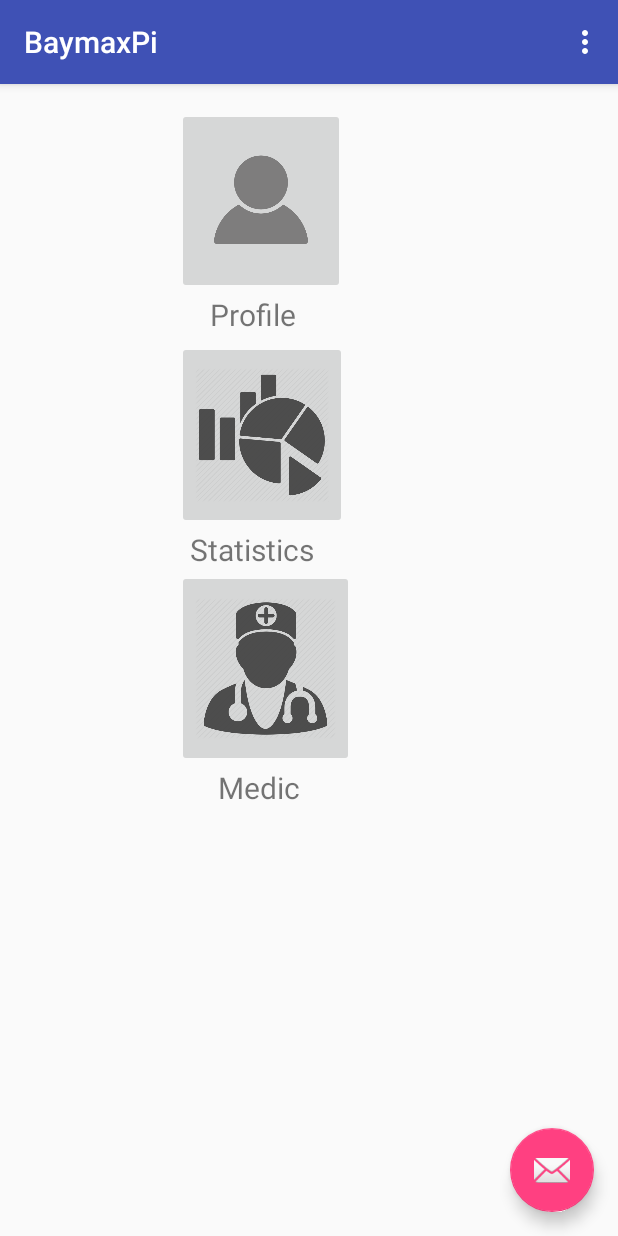
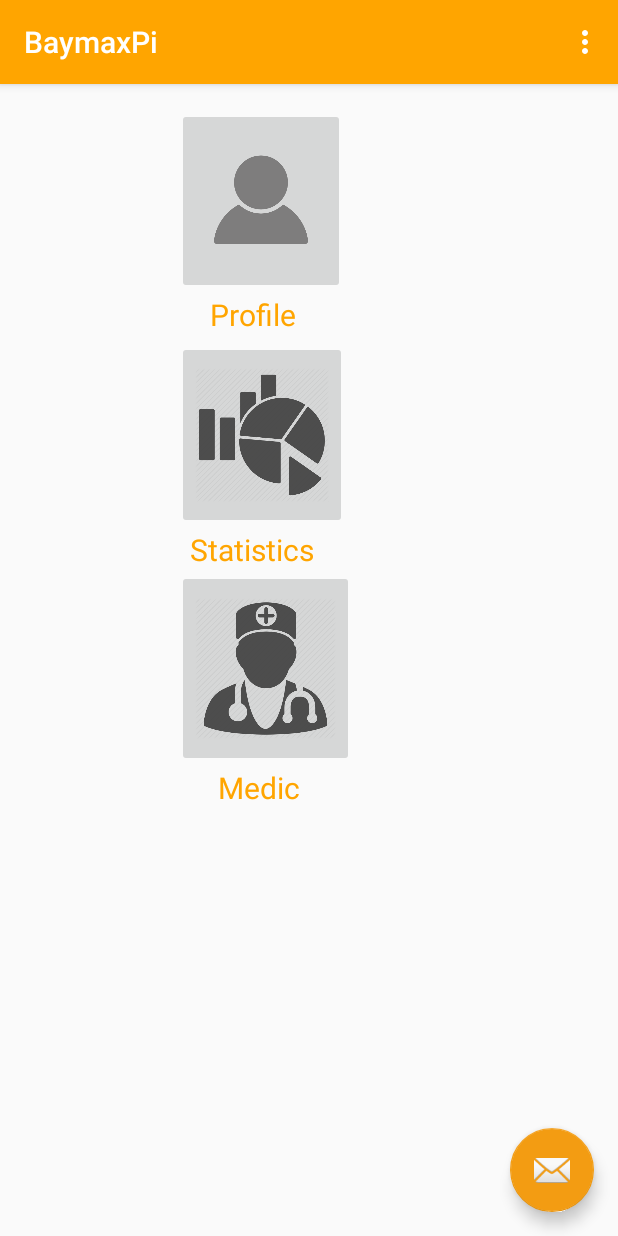
Before and after one commit to cis321/BaymaxPi, an Android app: the screen it shows after launch (MainActivity), on a phone screen of 412 x 824 dp. Run offline under Robolectric (Android 15) with nearby library versions, the phone set to English and light mode, and no system bars; libraries missing offline, so code that uses them is left out: co.edu.uniandes, com.parse; 2 statements that could not run were skipped.

Commit message:
Se creo el completar registro, falta actualizar paciente, estadisticas y crear los docs

```diff
--- a/AndroidApp/app/src/main/java/co/edu/uniandes/baymaxpi/baymaxpi/MainActivity.java
+++ b/AndroidApp/app/src/main/java/co/edu/uniandes/baymaxpi/baymaxpi/MainActivity.java
@@ -4,18 +4,47 @@ import android.content.Intent;
 import android.os.Bundle;
 import android.support.design.widget.FloatingActionButton;
 import android.support.design.widget.Snackbar;
+import android.support.v7.app.AlertDialog;
 import android.support.v7.app.AppCompatActivity;
 import android.support.v7.widget.Toolbar;
 import android.view.View;
 import android.view.Menu;
 import android.view.MenuItem;
+import android.widget.AdapterView;
+
+import com.parse.FindCallback;
+import com.parse.ParseException;
+import com.parse.ParseObject;
+import com.parse.ParseQuery;
+import com.parse.ParseUser;
+
+import java.util.ArrayList;
+import java.util.List;
+
+import co.edu.uniandes.baymaxpi.baymaxpi.Models.Paciente;
 
 public class MainActivity extends AppCompatActivity {
+
+    public final static String TAG = MainActivity.class.getSimpleName();
+    public final static String PACIENTE = "Paciente";
+
+    private Paciente paciente = new Paciente();
+
+
+    private View view;
 
     @Override
     protected void onCreate(Bundle savedInstanceState) {
         super.onCreate(savedInstanceState);
         setContentView(R.layout.activity_main);
+
+        ParseUser currentUser = ParseUser.getCurrentUser();
+        if (currentUser == null){
+            suggestLogin();
+        } else {
+            actualizarPaciente();
+        }
+
         Toolbar toolbar = (Toolbar) findViewById(R.id.toolbar);
         setSupportActionBar(toolbar);
 
@@ -27,6 +56,60 @@ public class MainActivity extends AppCompatActivity {
                         .setAction("Action", null).show();
             }
         });
+    }
+
+    private void actualizarPaciente() {
+        ParseQuery<ParseObject> pacienteQuery = ParseQuery.getQuery("Paciente");
+        pacienteQuery.whereEqualTo("paciente", ParseUser.getCurrentUser());
+        pacienteQuery.findInBackground(new FindCallback<ParseObject>() {
+            @Override
+            public void done(List<ParseObject> parseObjects, ParseException e) {
+                for (ParseObject parseObject : parseObjects){
+
+                    Paciente pac = new Paciente();
+                    pac.setmId(parseObject.getObjectId());
+                    pac.setNombre(parseObject.get("nombre").toString());
+                    pac.setFechaNacimiento(parseObject.get("fecha").toString());
+                    pac.setDireccion(parseObject.get("direccion").toString());
+                    ArrayList<ArrayList<String>> medsList = (ArrayList)parseObject.get("medicamentos");
+                    if (medsList.get(0).get(0).isEmpty())
+                        medsList.get(0).remove(0);
+                    String[] meds = new String[medsList.get(0).size()];
+                    meds = medsList.get(0).toArray(meds);
+                    pac.setMedicamentos(meds);
+
+                    pac.setEmail(parseObject.get("correo").toString());
+                    pac.setGenero(parseObject.get("genero").toString());
+                    pac.setCedula(parseObject.get("cedula").toString());
+                    pac.setEps(parseObject.get("eps").toString());
+
+                    ArrayList<ArrayList<String>> alimentosList = (ArrayList)parseObject.get("alimentos");
+                    if (alimentosList.get(0).get(0).isEmpty())
+                        alimentosList.get(0).remove(0);
+                    String[] alimentos = new String[alimentosList.get(0).size()];
+                    alimentos = alimentosList.get(0).toArray(alimentos);
+                    pac.setAlimentosYBebidas(alimentos);
+
+                    ArrayList<ArrayList<String>> actFisList = (ArrayList)parseObject.get("actividadFisica");
+                    if (actFisList.get(0).get(0).isEmpty())
+                        actFisList.get(0).remove(0);
+                    String[] actFis = new String[actFisList.get(0).size()];
+                    actFis = actFisList.get(0).toArray(alimentos);
+                    pac.setActividadFisica(actFis);
+
+                    paciente = pac;
+                }
+
+            }
+        });
+
+    }
+
+    private void suggestLogin() {
+        AlertDialog.Builder alertDialogBuilder = new AlertDialog.Builder(this);
+        alertDialogBuilder.setPositiveButton("No se encuentra registrado, se sugiere completar su registro", null);
+        AlertDialog ad = alertDialogBuilder.create();
+        ad.show();
     }
 
     @Override
@@ -44,7 +127,9 @@ public class MainActivity extends AppCompatActivity {
         int id = item.getItemId();
 
         //noinspection SimplifiableIfStatement
-        if (id == R.id.action_settings) {
+        if (id == R.id.action_registro) {
+            Intent registroIntent = new Intent(MainActivity.this, RegistroActivity.class);
+            MainActivity.this.startActivity(registroIntent);
             return true;
         }
 
@@ -55,4 +140,6 @@ public class MainActivity extends AppCompatActivity {
         Intent profileIntent = new Intent(MainActivity.this, ProfileActivity.class);
         MainActivity.this.startActivity(profileIntent);
     }
+
+
 }
--- a/AndroidApp/app/src/main/res/layout/activity_main.xml
+++ b/AndroidApp/app/src/main/res/layout/activity_main.xml
@@ -29,6 +29,7 @@
         android:layout_height="wrap_content"
         android:layout_gravity="bottom|end"
         android:layout_margin="@dimen/fab_margin"
+        android:onClick="onBtnRegistroClicked"
         android:src="@android:drawable/ic_dialog_email" />
 
 </android.support.design.widget.CoordinatorLayout>
--- a/AndroidApp/app/src/main/res/layout/content_main.xml
+++ b/AndroidApp/app/src/main/res/layout/content_main.xml
@@ -9,7 +9,7 @@
     android:paddingRight="@dimen/activity_horizontal_margin"
     android:paddingTop="@dimen/activity_vertical_margin"
     app:layout_behavior="@string/appbar_scrolling_view_behavior"
-    tools:context="co.edu.uniandes.baymaxpi.baymaxpi.MainActivity"
+    tools:context=".MainActivity"
     tools:showIn="@layout/activity_main">
 
     <GridLayout
@@ -43,6 +43,7 @@
             android:layout_row="1"
             android:layout_column="1"
             android:textAlignment="center"
+            android:textColor="@color/primary"
             android:textSize="20dp" />
 
         <ImageButton
@@ -62,6 +63,7 @@
             android:layout_row="3"
             android:layout_column="1"
             android:textAlignment="center"
+            android:textColor="@color/primary"
             android:textSize="20dp" />
 
         <ImageButton
@@ -81,6 +83,7 @@
             android:layout_row="5"
             android:layout_column="1"
             android:textAlignment="center"
+            android:textColor="@color/primary"
             android:textSize="20dp" />
 
     </GridLayout>
--- a/AndroidApp/app/src/main/res/menu/menu_main.xml
+++ b/AndroidApp/app/src/main/res/menu/menu_main.xml
@@ -1,10 +1,10 @@
 <menu xmlns:android="http://schemas.android.com/apk/res/android"
     xmlns:app="http://schemas.android.com/apk/res-auto"
     xmlns:tools="http://schemas.android.com/tools"
-    tools:context="co.edu.uniandes.baymaxpi.baymaxpi.MainActivity">
+    tools:context=".MainActivity">
     <item
-        android:id="@+id/action_settings"
+        android:id="@+id/action_registro"
         android:orderInCategory="100"
-        android:title="@string/action_settings"
+        android:title="Completar Registro"
         app:showAsAction="never" />
 </menu>
--- a/AndroidApp/app/src/main/res/values/colors.xml
+++ b/AndroidApp/app/src/main/res/values/colors.xml
@@ -1,6 +1,21 @@
 <?xml version="1.0" encoding="utf-8"?>
 <resources>
-    <color name="colorPrimary">#3F51B5</color>
-    <color name="colorPrimaryDark">#303F9F</color>
-    <color name="colorAccent">#FF4081</color>
+    <color name="input_error">#77ff6155</color>
+
+    <color name="white">#fff</color>
+    <color name="transparent">#00000000</color>
+    <color name="semi_transparent">#67FFFFFF</color>
+    <color name="primary">#FFA500</color>
+    <color name="colorPrimary">#FFA500</color>
+    <color name="primary_dark">#FF4500</color>
+    <color name="colorPrimaryDark">#FF4500</color>
+    <color name="colorAccent">#f39c12</color>
+    <color name="accent_pressed">#d48b18</color>
+    <color name="red_record">#FFD93612</color>
+    <color name="red_record_dark">#FF95280F</color>
+    <color name="input_error_solid">#F44336</color>
+    <color name="mdtp_accent_color">@color/colorAccent</color>
+    <color name="mdtp_accent_color_dark">@color/accent_pressed</color>
+    <color name="male_user_bg">#0091EA</color>
+    <color name="female_user_bg">#FF4081</color>
 </resources>
--- a/AndroidApp/build.gradle
+++ b/AndroidApp/build.gradle
@@ -6,6 +6,7 @@ buildscript {
     }
     dependencies {
         classpath 'com.android.tools.build:gradle:2.1.3'
+
 
         // NOTE: Do not place your application dependencies here; they belong
         // in the individual module build.gradle files
```
Also changed, not shown: AndroidApp/app/build.gradle (+11 -1 lines), AndroidApp/app/src/main/AndroidManifest.xml (+8 -1 lines), AndroidApp/app/src/main/res/values/strings.xml (+17 -0 lines).
